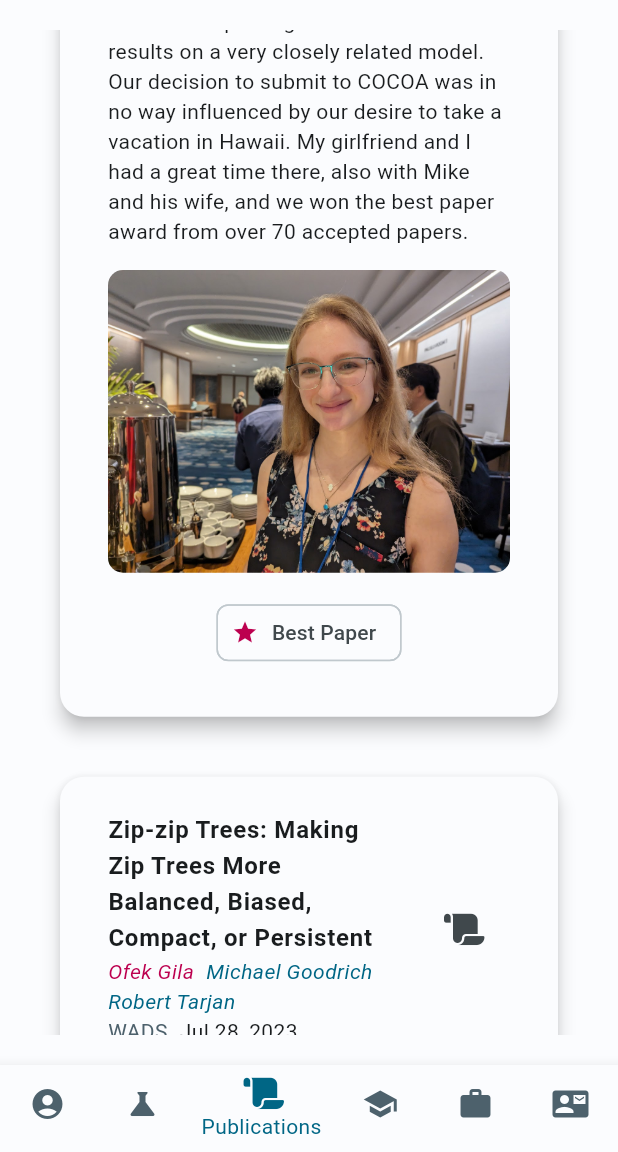
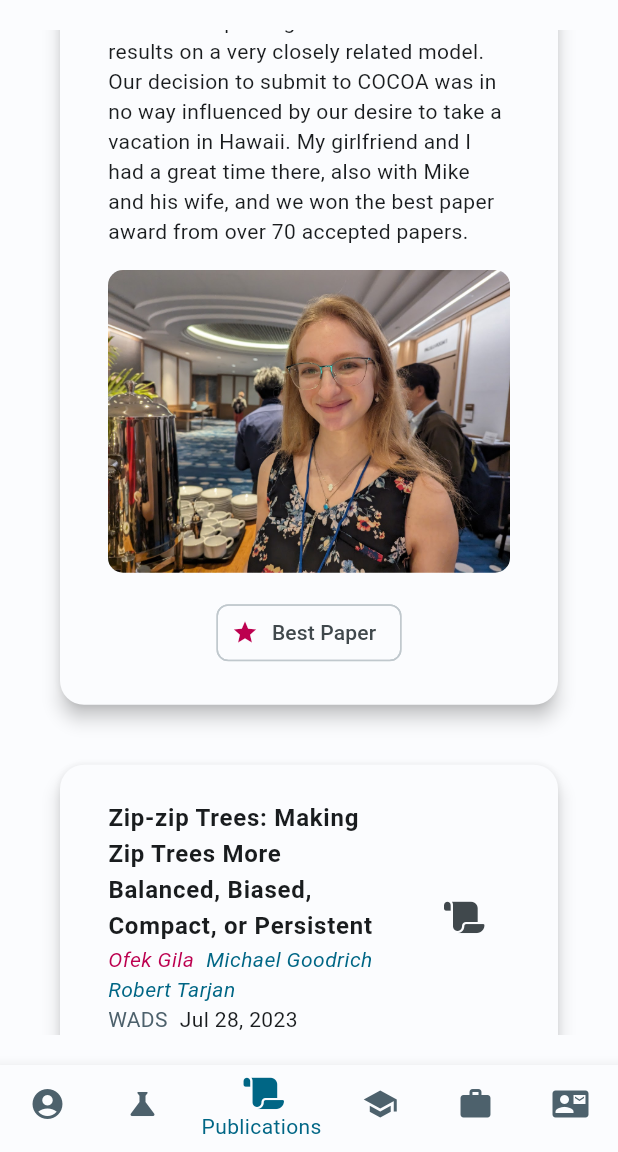
Before and after one commit to The-Ofek-Foundation/ophd, a Flutter app: the screen it shows after launch, item 3 of the bottom bar chosen, scrolled down 576 dp, on a phone screen of 412 x 824 dp, the part 84-1236 px from its top. Run offline on Flutter 3.47's test engine with Material 2 defaults, Android fonts, the phone set to English and light mode, and no system bars; drawn by our look-alikes of flutter_markdown; our stand-ins replace firebase_core, font_awesome_flutter, theme_provider; missing offline and left inert: flutter_scatter, universal_html; accounts and stored records are empty; generated files the repository leaves out were written again.

Commit message:
Remove padding under best paper awards

```diff
--- a/lib/screens/publication_screen.dart
+++ b/lib/screens/publication_screen.dart
@@ -122,7 +122,7 @@ class PublicationPage extends StatelessWidget {
             ),
             if (paper.awards != null && paper.awards!.isNotEmpty)
               Padding(
-                padding: const EdgeInsets.only(bottom: 16.0),
+                padding: const EdgeInsets.only(bottom: 8.0),
                 child: Wrap(
                   spacing: 8.0,
                   children: paper.awards!.map((award) => Chip(
```
